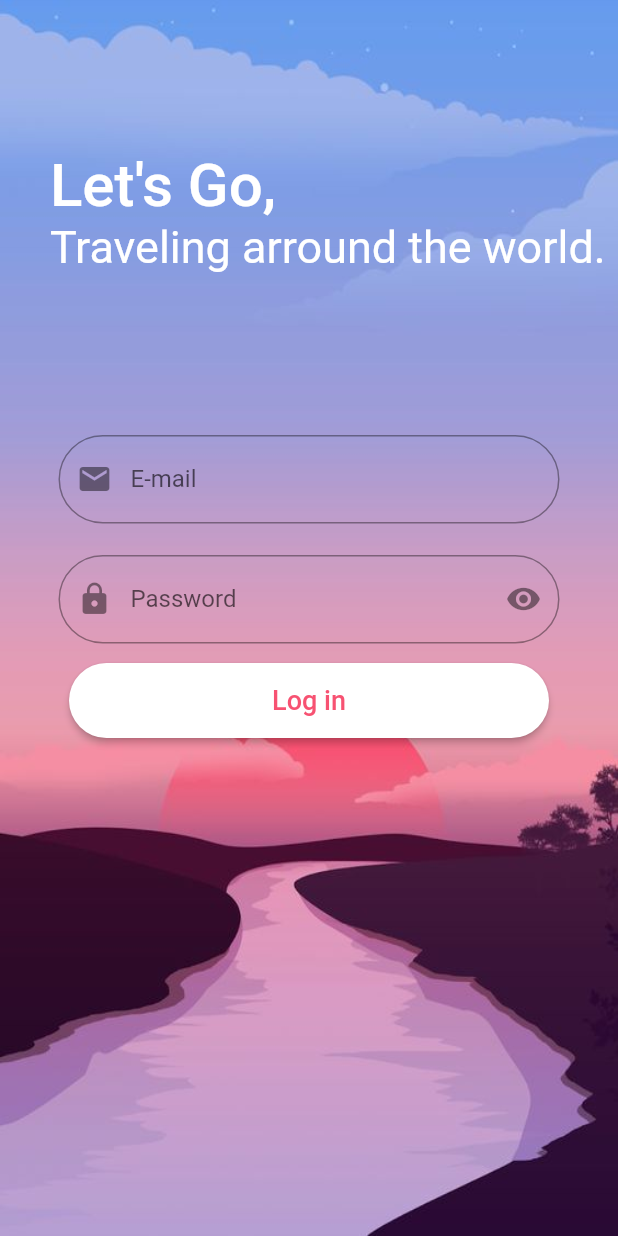
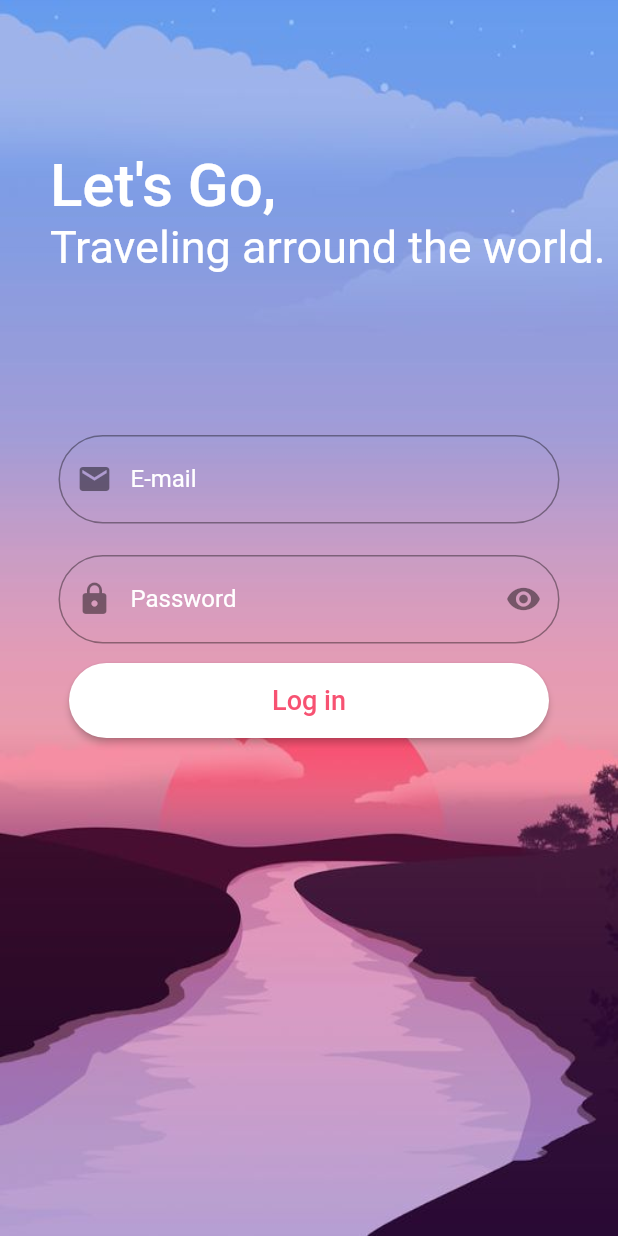
Before and after one commit to vitto2/travel-go-app, a Flutter app: the Login screen opened by its route, on a phone screen of 412 x 824 dp. Run offline on Flutter 3.47's test engine with Material 2 defaults, Android fonts, the phone set to English and light mode, and no system bars.

Commit message:
alterado o tipo de teclado

```diff
--- a/lib/src/app.dart
+++ b/lib/src/app.dart
@@ -8,6 +8,9 @@ class App extends StatelessWidget {
   @override
   Widget build(BuildContext context) {
     return MaterialApp(
+      theme: ThemeData(
+        primarySwatch: Colors.pink,
+      ),
       debugShowCheckedModeBanner: false,
       initialRoute: '/home',
       routes: {
--- a/lib/src/design System/atoms/my_text_field_widget.dart
+++ b/lib/src/design System/atoms/my_text_field_widget.dart
@@ -6,6 +6,7 @@ class MyTextField extends StatelessWidget {
     this.prefixIcon,
     this.hintText,
     required this.label,
+    this.keyboardType,
     super.key,
   });
 
@@ -16,13 +17,16 @@ class MyTextField extends StatelessWidget {
     borderRadius: BorderRadius.circular(50.0),
   );
   Icon? prefixIcon;
-
+  TextInputType? keyboardType;
   @override
   Widget build(BuildContext context) {
     return Padding(
       padding: const EdgeInsets.all(8.0),
       child: TextFormField(
+        keyboardType: keyboardType,
         decoration: InputDecoration(
+          labelStyle: const TextStyle(color: Colors.white),
+          hintStyle: const TextStyle(color: Colors.white),
           hintText: hintText,
           label: label,
           border: outlineborder,
--- a/lib/src/design System/molecules/input_texts_login_page.dart
+++ b/lib/src/design System/molecules/input_texts_login_page.dart
@@ -17,6 +17,7 @@ class InputTextsLoginPage extends StatelessWidget {
               width: 350,
               height: 80,
               child: MyTextField(
+                keyboardType: TextInputType.emailAddress,
                 hintText: 'mail@example.com',
                 label: const Text("E-mail"),
                 prefixIcon: const Icon(Icons.email),
```
